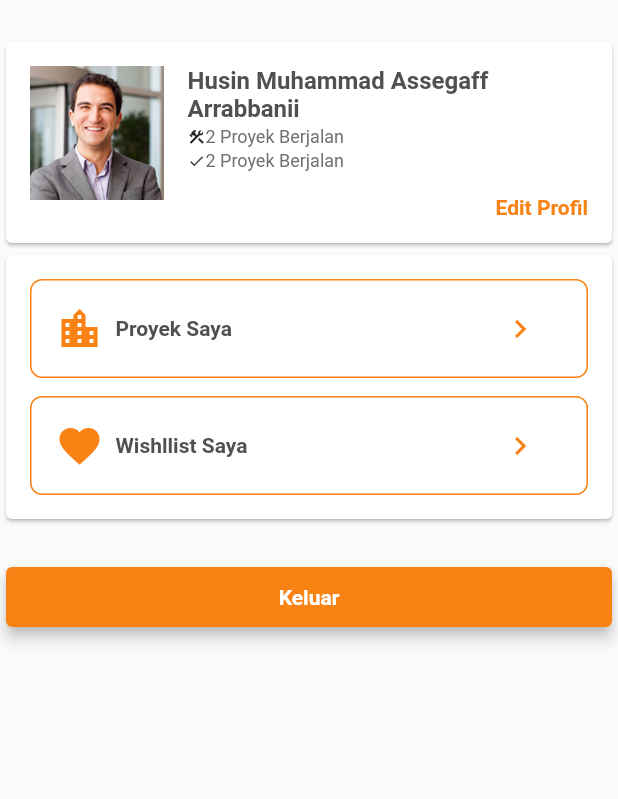
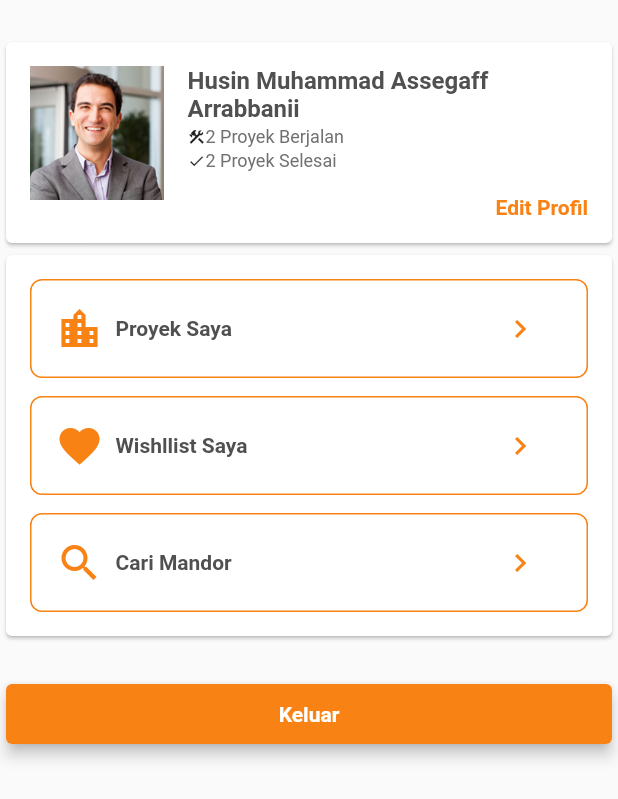
Before and after one commit to riskiilyas/Quliku, a Flutter app: the ProfilPage widget shown alone on an empty page, opened directly, on a phone screen of 412 x 824 dp. Shown: the top 799 px of the screen. Run offline on Flutter 3.47's test engine with Material 2 defaults, Android fonts, the phone set to English and light mode, and no system bars; our stand-ins replace get.

Commit message:
add cari mandor screen

```diff
--- a/lib/screen/home_screens/profil_page.dart
+++ b/lib/screen/home_screens/profil_page.dart
@@ -1,8 +1,10 @@
 import 'package:flutter/material.dart';
+import 'package:get/get.dart';
 
 import '../../util/constants.dart';
 import '../../widget/custom_button.dart';
 import '../../widget/custom_profile_item.dart';
+import '../wishlist_screen.dart';
 
 class ProfilPage extends StatelessWidget {
   const ProfilPage({Key? key}) : super(key: key);
@@ -80,7 +82,7 @@ class ProfilPage extends StatelessWidget {
                                     size: 12,
                                   ),
                                   Text(
-                                    "2 Proyek Berjalan",
+                                    "2 Proyek Selesai",
                                     style: TextStyle(
                                       color: Constants.COLOR_TEXT,
                                       fontSize: 12,
@@ -131,6 +133,15 @@ class ProfilPage extends StatelessWidget {
                         ProfileItem(
                             title: "Wishllist Saya",
                             icon: Icons.favorite,
+                            onPressed: () => {
+                            Get.to(()=>const WishListScreen())
+                        }),
+                        const SizedBox(
+                          height: 12,
+                        ),
+                        ProfileItem(
+                            title: "Cari Mandor",
+                            icon: Icons.search,
                             onPressed: () => {}),
                       ],
                     ),
```
Also changed, not shown: lib/screen/cari_mandor_screen.dart (added).
